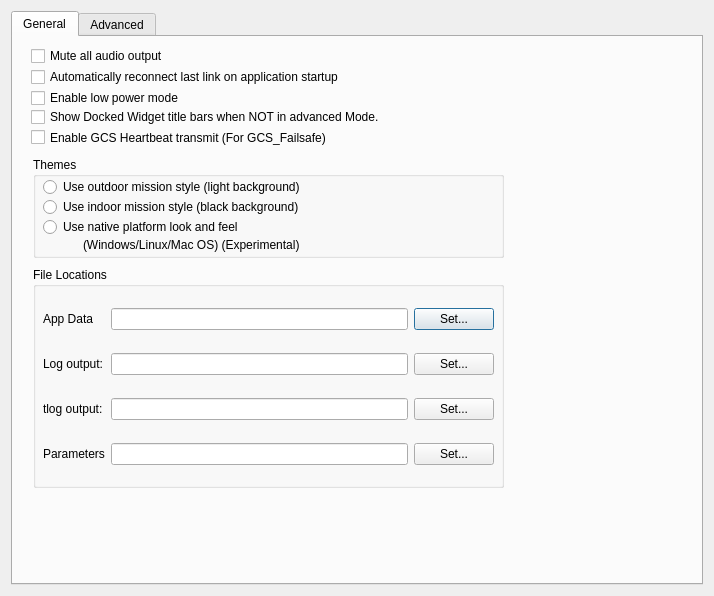
Old version of the form src/ui/QGCSettingsWidget.ui in the repository ArduPilot/apm_planner.
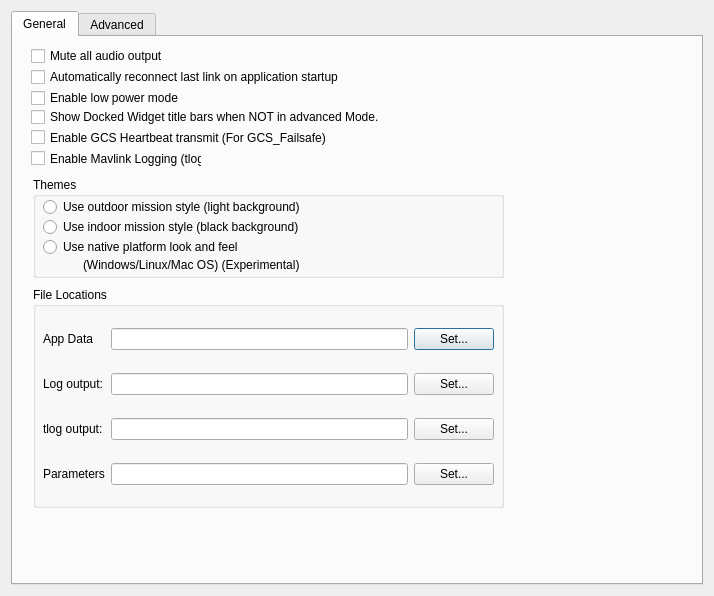
New version of the form. Icons and pictures are not drawn.

Commit message: Logging: Fix #397, TLogs not being generated, and added option to enable/disable logging in the Config window

The edit to the form file:
```diff
--- a/src/ui/QGCSettingsWidget.ui
+++ b/src/ui/QGCSettingsWidget.ui
@@ -96,7 +96,7 @@
        <property name="geometry">
         <rect>
          <x>20</x>
-         <y>230</y>
+         <y>250</y>
          <width>471</width>
          <height>221</height>
         </rect>
@@ -189,7 +189,7 @@
        <property name="geometry">
         <rect>
          <x>20</x>
-         <y>120</y>
+         <y>140</y>
          <width>471</width>
          <height>101</height>
         </rect>
@@ -266,6 +266,19 @@
         <string>Enable GCS Heartbeat transmit (For GCS_Failsafe)</string>
        </property>
       </widget>
+      <widget class="QCheckBox" name="mavlinkLoggingCheckBox">
+       <property name="geometry">
+        <rect>
+         <x>18</x>
+         <y>113</y>
+         <width>171</width>
+         <height>17</height>
+        </rect>
+       </property>
+       <property name="text">
+        <string>Enable Mavlink Logging (tlog)</string>
+       </property>
+      </widget>
       <zorder>groupBox</zorder>
       <zorder>lowPowerCheckBox</zorder>
       <zorder>audioMuteCheckBox</zorder>
```
Left out of the diff: 1 changed line with no effect on the pictures. The commit also changes 6 other files.
